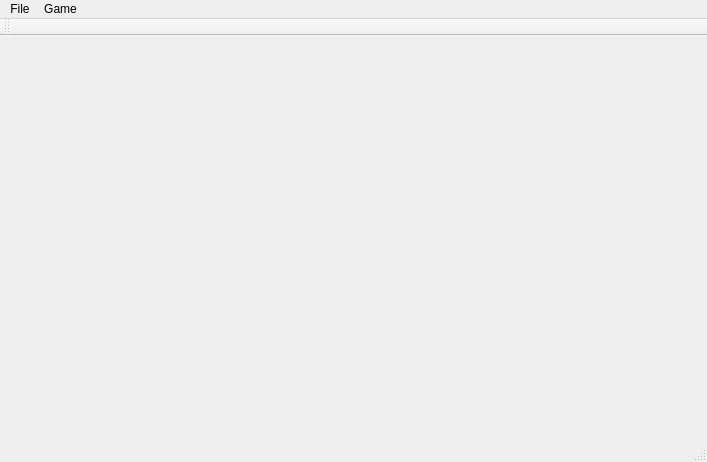
Before: the Qt Designer form etsGame/etsgame.ui in lseelenbinder/evil-twin-souls, drawn with Qt 5.
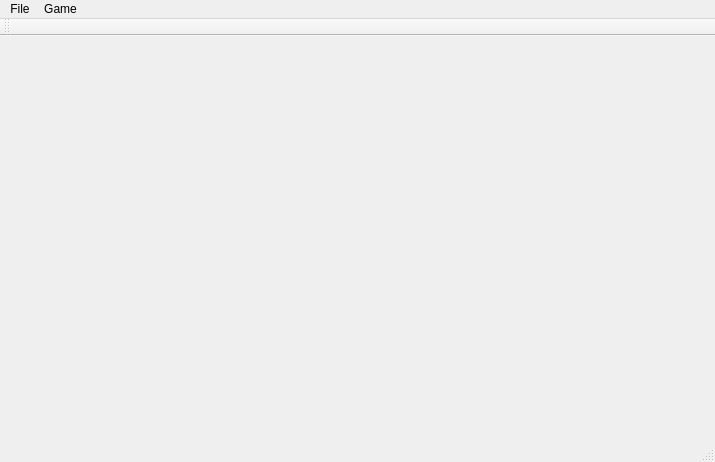
After: the same form once the commit is applied.

Diff of the .ui file:
```diff
--- a/etsGame/etsgame.ui
+++ b/etsGame/etsgame.ui
@@ -6,7 +6,7 @@
    <rect>
     <x>0</x>
     <y>0</y>
-    <width>707</width>
+    <width>715</width>
     <height>462</height>
    </rect>
   </property>
@@ -19,7 +19,7 @@
     <rect>
      <x>0</x>
      <y>0</y>
-     <width>707</width>
+     <width>715</width>
      <height>21</height>
     </rect>
    </property>
```
